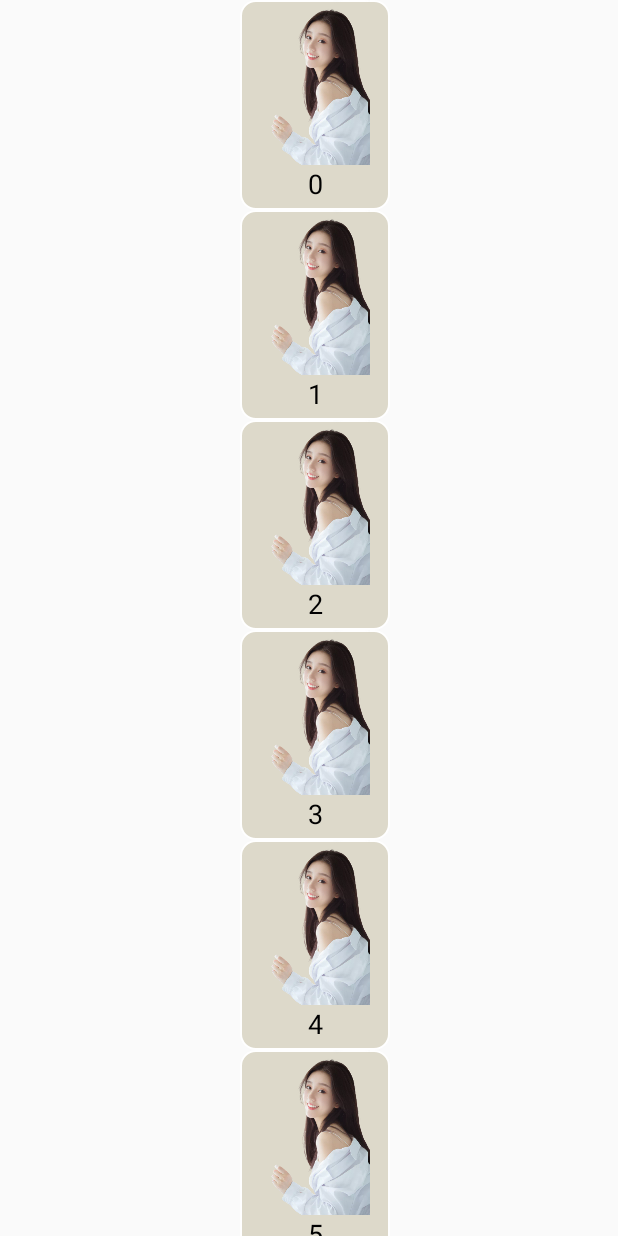
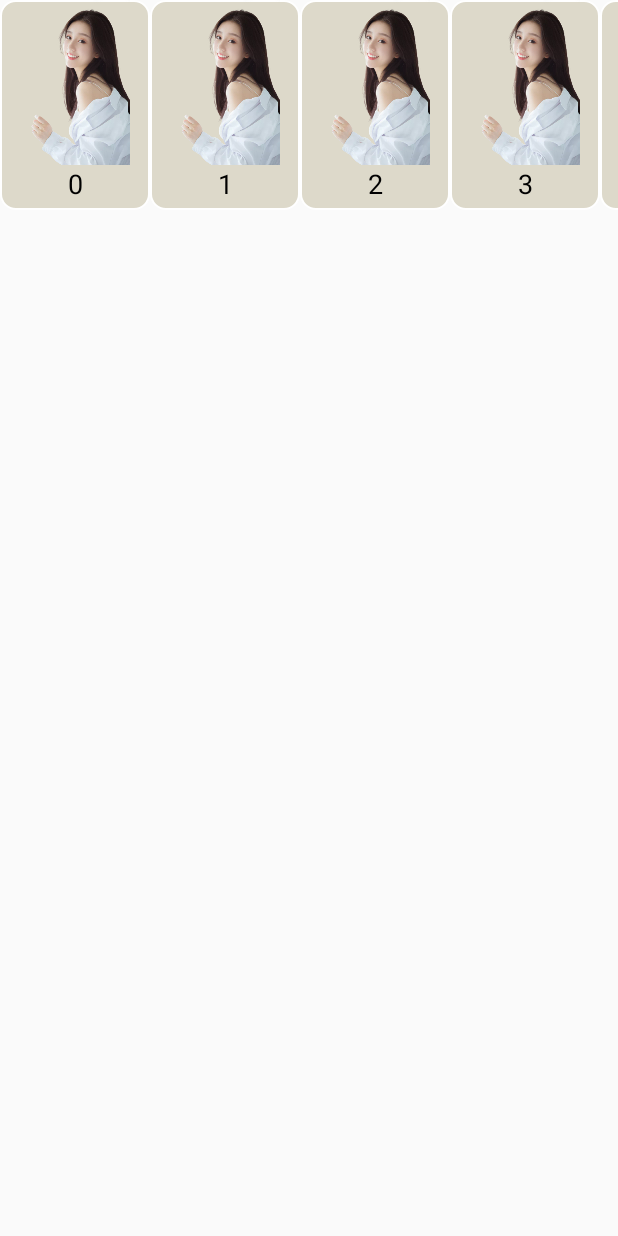
Before and after one commit to jiarWang/RepeatLayoutManager, an Android app: the screen it shows after launch (MainActivity), on a phone screen of 412 x 824 dp. Run offline under Robolectric (Android 15) with nearby library versions, the phone set to English and light mode, and no system bars.

Commit message:
添加isAutoMearuse以支持wrap_content

```diff
--- a/app/src/main/java/cn/student0/sample/MainActivity.java
+++ b/app/src/main/java/cn/student0/sample/MainActivity.java
@@ -14,6 +14,6 @@ public class MainActivity extends AppCompatActivity {
         setContentView(R.layout.activity_main);
         RecyclerView recyclerView = findViewById(R.id.rv);
         recyclerView.setAdapter(new BeautyAdapter());
-        recyclerView.setLayoutManager(new RepeatLayoutManager(RecyclerView.VERTICAL));
+        recyclerView.setLayoutManager(new RepeatLayoutManager(RecyclerView.HORIZONTAL));
     }
 }
--- a/app/src/main/res/layout/activity_main.xml
+++ b/app/src/main/res/layout/activity_main.xml
@@ -7,9 +7,6 @@
 
     <androidx.recyclerview.widget.RecyclerView
         android:id="@+id/rv"
-        android:layout_width="match_parent"
-        android:layout_height="match_parent"
-        android:layout_gravity="top"
-        android:paddingLeft="160dp"
-        android:orientation="vertical" />
+        android:layout_width="wrap_content"
+        android:layout_height="wrap_content"/>
 </FrameLayout>
--- a/manager/build.gradle
+++ b/manager/build.gradle
@@ -45,7 +45,7 @@ publish {
     userOrg = 'student0'
     groupId = 'cn.student0.manager'
     artifactId = 'repeatmanager'
-    publishVersion = '1.0.2'
+    publishVersion = '1.0.3'
     desc = 'A LayoutManager for RecyclerView.'
     website = 'https://github.com/jiarWang/RepeatLayoutManager'
 }
--- a/manager/src/main/java/cn/student0/manager/RepeatLayoutManager.java
+++ b/manager/src/main/java/cn/student0/manager/RepeatLayoutManager.java
@@ -1,8 +1,10 @@
 package cn.student0.manager;
 
+import android.util.Log;
 import android.view.View;
 import android.view.ViewGroup;
 
+import androidx.annotation.NonNull;
 import androidx.recyclerview.widget.RecyclerView;
 
 /**
@@ -85,6 +87,11 @@ public class RepeatLayoutManager extends RecyclerView.LayoutManager {
                 itemTop = bottom;
             }
         }
+    }
+
+    @Override
+    public boolean isAutoMeasureEnabled() {
+        return true;
     }
 
     @Override
```
